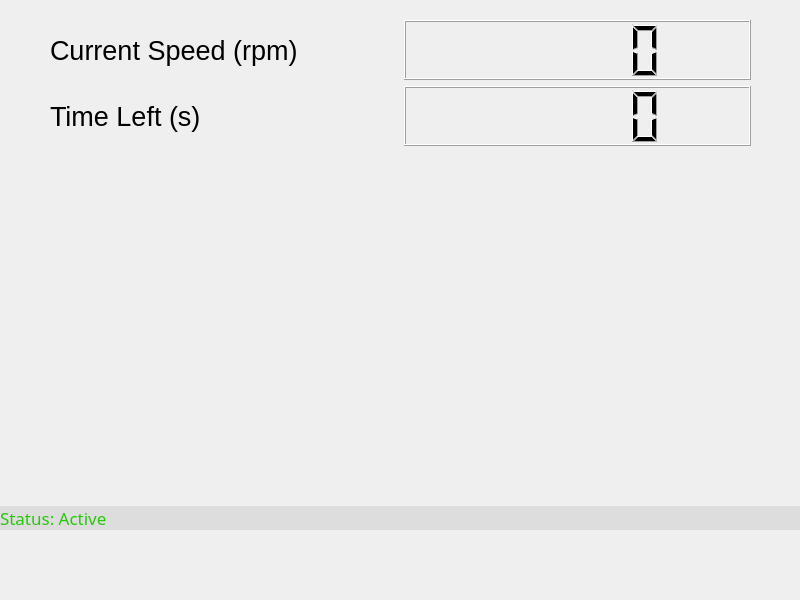
Qt form activewidget.ui (EPOHnomeL/design) before a commit.
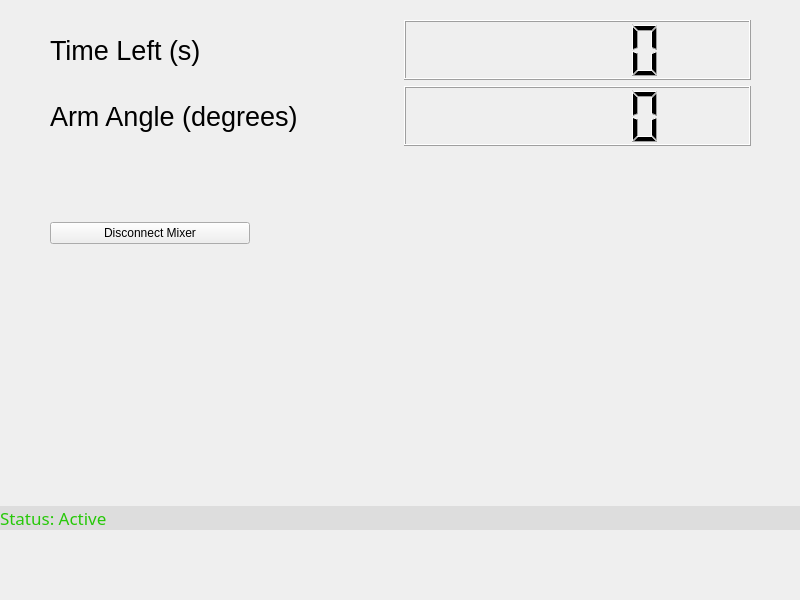
The same form after that commit.

Patch:
```diff
--- a/activewidget.ui
+++ b/activewidget.ui
@@ -50,7 +50,7 @@
            </font>
           </property>
           <property name="text">
-           <string>Current Speed (rpm)</string>
+           <string>Time Left (s)</string>
           </property>
          </widget>
         </item>
@@ -79,7 +79,7 @@
            </font>
           </property>
           <property name="text">
-           <string>Time Left (s)</string>
+           <string>Arm Angle (degrees)</string>
           </property>
          </widget>
         </item>
@@ -125,6 +125,32 @@
         <property name="bottomMargin">
          <number>6</number>
         </property>
+        <item>
+         <widget class="QPushButton" name="b_disconnect">
+          <property name="minimumSize">
+           <size>
+            <width>200</width>
+            <height>0</height>
+           </size>
+          </property>
+          <property name="text">
+           <string>Disconnect Mixer</string>
+          </property>
+         </widget>
+        </item>
+        <item>
+         <spacer name="horizontalSpacer">
+          <property name="orientation">
+           <enum>Qt::Horizontal</enum>
+          </property>
+          <property name="sizeHint" stdset="0">
+           <size>
+            <width>40</width>
+            <height>20</height>
+           </size>
+          </property>
+         </spacer>
+        </item>
        </layout>
       </item>
      </layout>
```
Left out of the diff: 4 changed lines with no effect on the pictures.
